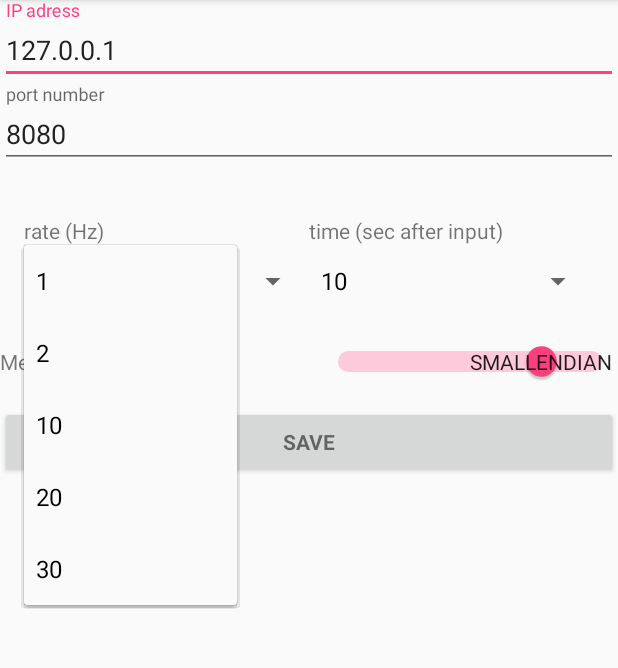
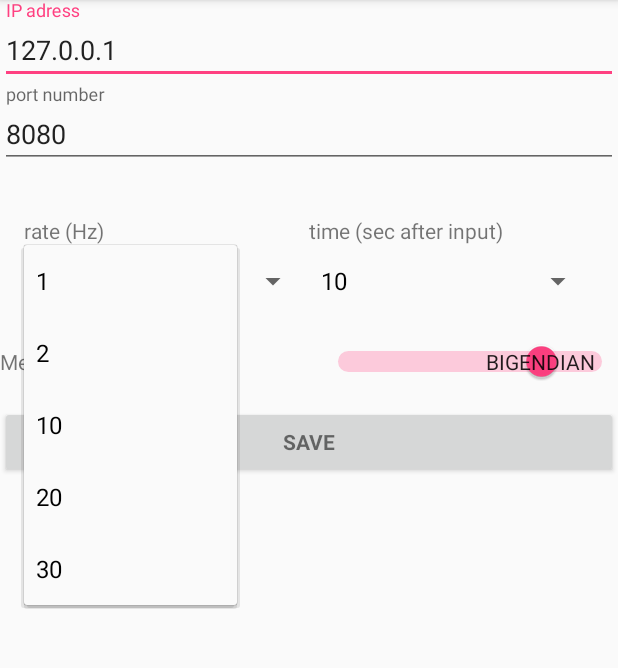
Before and after one commit to UrbanskiDawid/AndroidUSBgamepad2TCP, an Android app: the fragment ConnectionFragment shown on its own in the app's theme, after a tap on "20", on a phone screen of 412 x 824 dp, the part 84-752 px from its top. Run offline under Robolectric (Android 15) with nearby library versions, the phone set to English and light mode, and no system bars; pictures from the network do not load.

Commit message:
gui fix reverse showing of little / big endian

```diff
--- a/app/src/main/java/pl/dawidurbanski/tcpgamepad/ADdrone/Message.java
+++ b/app/src/main/java/pl/dawidurbanski/tcpgamepad/ADdrone/Message.java
@@ -1,9 +1,7 @@
 package pl.dawidurbanski.tcpgamepad.ADdrone;
 
-import java.lang.reflect.Array;
 import java.nio.ByteBuffer;
 import java.nio.ByteOrder;
-import java.util.ArrayList;
 import java.util.Arrays;
 import java.util.List;
 
@@ -87,7 +85,6 @@ public class Message {
         ret.put(notInUse);                // 23-35
         ret.put(calculateCRC16(ret.array(), 4, 31));  //36-37 CRC calculated only from payload data
 
-        System.out.println( toHexString(ret.array()) );
         return ret.array();
     }
 
--- a/app/src/main/java/pl/dawidurbanski/tcpgamepad/Tabedctivity.java
+++ b/app/src/main/java/pl/dawidurbanski/tcpgamepad/Tabedctivity.java
@@ -105,7 +105,7 @@ public class Tabedctivity extends AppCompatActivity {
     private int DrawableID = -1;
     private void onConnectionStatusChange(ConnectionFragment.ConnectionStatus newStatus)
     {
-        Log.v("onConnectionStatusChange",newStatus.toString());
+        Log.v("ConnectionStatusChange",newStatus.toString());
 
         switch (newStatus)
         {
@@ -185,6 +185,7 @@ public class Tabedctivity extends AppCompatActivity {
     {
         messageNum = Settings.getInstance().messageRetransmissionNum;
         boolean littleEndianByteOrder = Settings.getInstance().isEnableLittleEndianMessageByteOrder();
+        //this will drop messages only one msg can be in que
         message = Message.generate(axis1, axis2, axis3, axis4, littleEndianByteOrder);
 
         String axisStr = ""
@@ -195,7 +196,11 @@ public class Tabedctivity extends AppCompatActivity {
 
         String messageStr = Message.toHexString(message).replace("|", "|\n");
 
-        Log2List("Move: '"+name+"'" + axisStr + " re-transmission"+Settings.getInstance().getMessageRetransmissionTimeInSec()+"sec \n" + messageStr);
+        Log2List("Move: '"+name+"'" +
+                 axisStr + "\n"+
+                 " re-transmission"+Settings.getInstance().getMessageRetransmissionTimeInSec()+"sec \n"+
+                 messageStr +"\n"+
+                 (littleEndianByteOrder ? "littleEndian" : "bigEndian" ) );
     }
 
     @Override
--- a/app/src/main/res/layout/fragment_connection.xml
+++ b/app/src/main/res/layout/fragment_connection.xml
@@ -111,8 +111,8 @@
                 android:layout_height="wrap_content"
                 android:layout_weight="1"
                 android:showText="true"
-                android:textOff="BigEndian"
-                android:textOn="SmallEndian">
+                android:textOff="LittleEndian"
+                android:textOn="BigEndian">
             </Switch>
         </LinearLayout>
 
```
